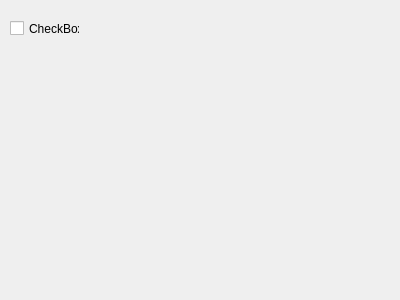
Above: GUI/qt_ui/widget2.ui from Coni63/template_Qt before the change. Below: the same form after it.
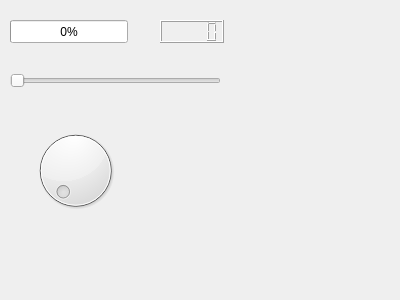
That is the form after the change.

Patch:
```diff
--- a/GUI/qt_ui/widget2.ui
+++ b/GUI/qt_ui/widget2.ui
@@ -13,17 +13,53 @@
   <property name="windowTitle">
    <string>Form</string>
   </property>
-  <widget class="QCheckBox" name="checkBox">
+  <widget class="QLCDNumber" name="lcdNumber">
    <property name="geometry">
     <rect>
+     <x>160</x>
+     <y>20</y>
+     <width>64</width>
+     <height>23</height>
+    </rect>
+   </property>
+  </widget>
+  <widget class="QSlider" name="horizontalSlider">
+   <property name="geometry">
+    <rect>
      <x>10</x>
+     <y>70</y>
+     <width>211</width>
+     <height>22</height>
+    </rect>
+   </property>
+   <property name="maximum">
+    <number>100</number>
+   </property>
+   <property name="orientation">
+    <enum>Qt::Horizontal</enum>
+   </property>
+  </widget>
+  <widget class="QProgressBar" name="progressBar">
+   <property name="geometry">
+    <rect>
+     <x>10</x>
      <y>20</y>
-     <width>70</width>
-     <height>17</height>
+     <width>118</width>
+     <height>23</height>
     </rect>
    </property>
-   <property name="text">
-    <string>CheckBox</string>
+   <property name="value">
+    <number>0</number>
+   </property>
+  </widget>
+  <widget class="QDial" name="dial">
+   <property name="geometry">
+    <rect>
+     <x>30</x>
+     <y>120</y>
+     <width>91</width>
+     <height>101</height>
+    </rect>
    </property>
   </widget>
  </widget>
```
